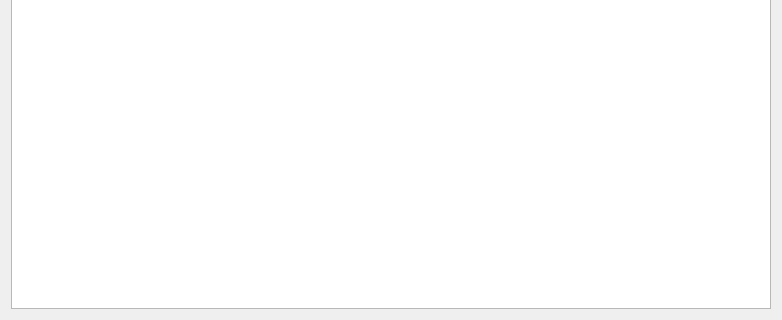
The window that MeuCentavoApp/Designer/FormsDashboard/DashboardPages/pageRelatorios.ui (bee0ne1/MeuCentavo) describes before a commit, drawn with Qt 5; both pictures show x 0 to 782 and y 381 to 701 of the 782 by 701 pixel window.
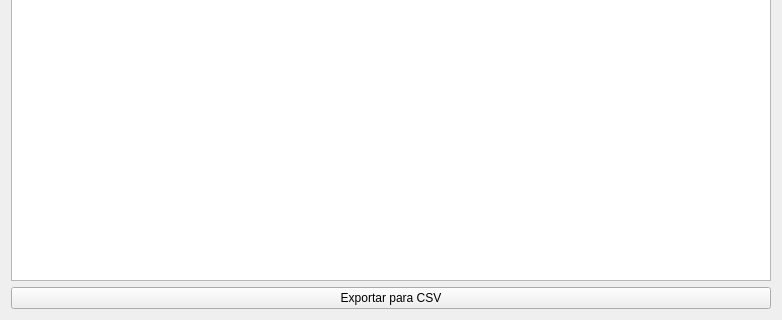
The same window after the commit.

```diff
--- a/MeuCentavoApp/Designer/FormsDashboard/DashboardPages/pageRelatorios.ui
+++ b/MeuCentavoApp/Designer/FormsDashboard/DashboardPages/pageRelatorios.ui
@@ -13,9 +13,9 @@
   <property name="windowTitle">
    <string>pageRelatorios</string>
   </property>
-  <layout class="QHBoxLayout" name="horizontalLayout">
+  <layout class="QHBoxLayout" name="horizontalLayout_2">
    <item>
-    <layout class="QVBoxLayout" name="verticalLayout" stretch="0,1,1,1">
+    <layout class="QVBoxLayout" name="verticalLayout" stretch="0,1,1,1,0">
      <item>
       <layout class="QHBoxLayout" name="layoutFiltros">
        <item>
@@ -82,6 +82,17 @@
      <item>
       <widget class="QTableWidget" name="tableWidgetDetalhes"/>
      </item>
+     <item>
+      <layout class="QHBoxLayout" name="horizontalLayout">
+       <item>
+        <widget class="QPushButton" name="buttonExportarCSV">
+         <property name="text">
+          <string>Exportar para CSV</string>
+         </property>
+        </widget>
+       </item>
+      </layout>
+     </item>
     </layout>
    </item>
   </layout>
```
